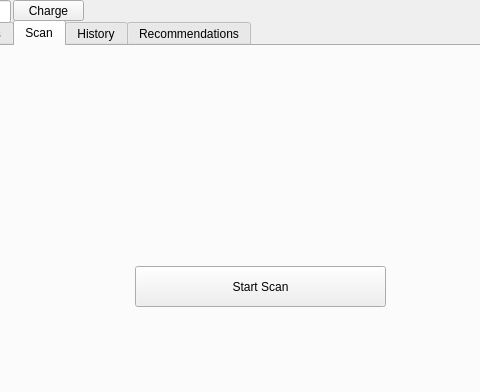
saugatttt/COMP3004-Final-Project, file RaDoTech/mainwindow.ui: the form before one commit; both pictures show x 117 to 597 and y 0 to 392 of the 800 by 600 pixel window.
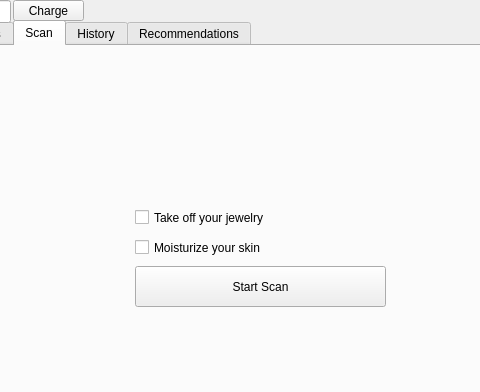
The form after the commit.

Commit message: Added moisturizer and jewelry check before scan

```diff
--- a/RaDoTech/mainwindow.ui
+++ b/RaDoTech/mainwindow.ui
@@ -134,6 +134,32 @@
        <string>Start Scan</string>
       </property>
      </widget>
+     <widget class="QCheckBox" name="jewelryToggle">
+      <property name="geometry">
+       <rect>
+        <x>240</x>
+        <y>160</y>
+        <width>171</width>
+        <height>23</height>
+       </rect>
+      </property>
+      <property name="text">
+       <string>Take off your jewelry</string>
+      </property>
+     </widget>
+     <widget class="QCheckBox" name="moisturizedToggle">
+      <property name="geometry">
+       <rect>
+        <x>240</x>
+        <y>190</y>
+        <width>211</width>
+        <height>23</height>
+       </rect>
+      </property>
+      <property name="text">
+       <string>Moisturize your skin</string>
+      </property>
+     </widget>
     </widget>
     <widget class="QWidget" name="tab_3">
      <attribute name="title">
```
The commit also changes 3 other files.
